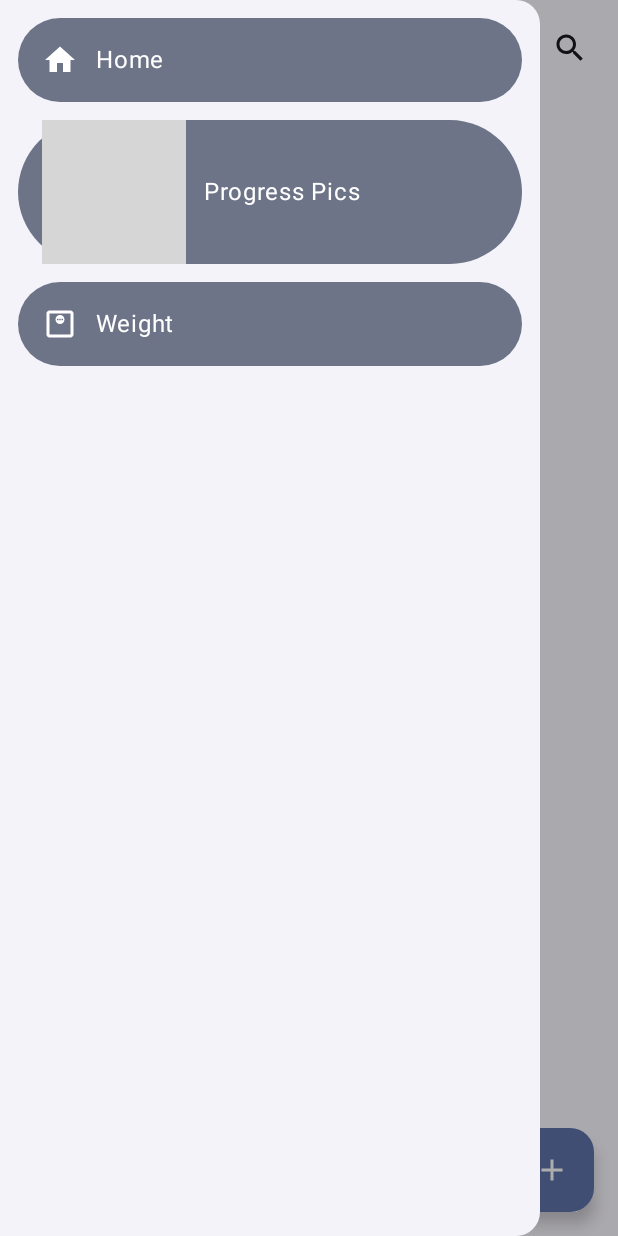
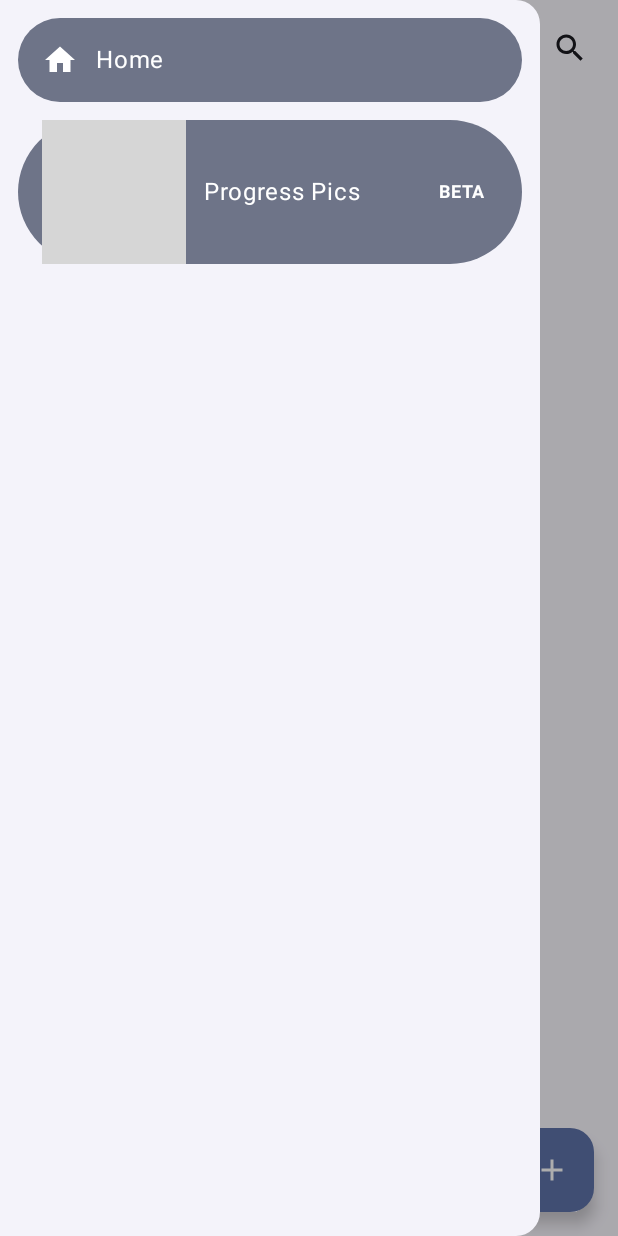
Before and after one commit to Miguel-ACM/iron-tracker, an Android app built with Jetpack Compose: the screen it shows after launch (MainActivity), after a tap on "Toggle drawer", on a phone screen of 412 x 824 dp. Run offline under Robolectric (Android 15) with nearby library versions, the phone set to English and light mode, and no system bars; our stand-ins replace Room's generated code; grey boxes are pictures that could not be loaded.

Commit message:
(change) Beta features and deleted unused elements in drawer

```diff
--- a/app/src/main/java/com/daykon/irontracker/composable/Drawer.kt
+++ b/app/src/main/java/com/daykon/irontracker/composable/Drawer.kt
@@ -1,7 +1,10 @@
 package com.daykon.irontracker.composable
 
 import android.util.Log
+import androidx.compose.foundation.layout.Arrangement
+import androidx.compose.foundation.layout.Row
 import androidx.compose.foundation.layout.Spacer
+import androidx.compose.foundation.layout.fillMaxWidth
 import androidx.compose.foundation.layout.height
 import androidx.compose.foundation.layout.padding
 import androidx.compose.material.icons.Icons
@@ -16,9 +19,12 @@ import androidx.compose.material3.NavigationDrawerItemDefaults
 import androidx.compose.material3.Text
 import androidx.compose.runtime.Composable
 import androidx.compose.runtime.rememberCoroutineScope
+import androidx.compose.ui.Alignment
 import androidx.compose.ui.Modifier
 import androidx.compose.ui.res.painterResource
+import androidx.compose.ui.text.font.FontWeight
 import androidx.compose.ui.unit.dp
+import androidx.compose.ui.unit.sp
 import androidx.navigation.NavController
 import com.daykon.irontracker.R
 import kotlinx.coroutines.launch
@@ -30,16 +36,32 @@ fun DrawerItem(text: String,
                onClick: () -> Unit,
                drawerState: DrawerState,
                isSelected: Boolean = false,
+               isBeta: Boolean = false
                ) {
     val scope = rememberCoroutineScope()
 
     NavigationDrawerItem(
         icon = icon,
-        label = { Text(text) },
+        label = { if (isBeta) {
+            Row(
+                modifier = Modifier.fillMaxWidth(),
+                horizontalArrangement = Arrangement.SpaceBetween,
+                verticalAlignment = Alignment.CenterVertically
+            ) {
+                Text(text)
+                Text(
+                    "BETA",
+                    fontWeight = FontWeight.Bold,
+                    fontSize = 12.sp, // You can adjust the font size
+                )
+            }
+        } else {
+            Text(text)
+        } },
         selected = isSelected,
         onClick = {
             scope.launch { drawerState.close()
-            onClick()
+                onClick()
             }
         },
         modifier = Modifier.padding(NavigationDrawerItemDefaults.ItemPadding)
@@ -68,15 +90,18 @@ fun Drawer (isSelected: Int, drawerState: DrawerState,
                     onClick = { Log.d("TESTDEBUG", "progress")
                         navController.navigate("progress") },
                     drawerState = drawerState,
-                    isSelected = isSelected == 0)
+                    isSelected = isSelected == 0,
+                    isBeta = true)
                 Spacer(Modifier.height(12.dp))
-                DrawerItem(text = "Weight",
+                /*DrawerItem(text = "Weight",
                     icon = { Icon(painterResource(id = R.drawable.monitor_weight_black_24dp),
                         contentDescription = null) },
                     onClick = {  },
                     drawerState = drawerState,
                     isSelected = isSelected == 0)
 
+                 */
+
             }
         },
         content = content
```
